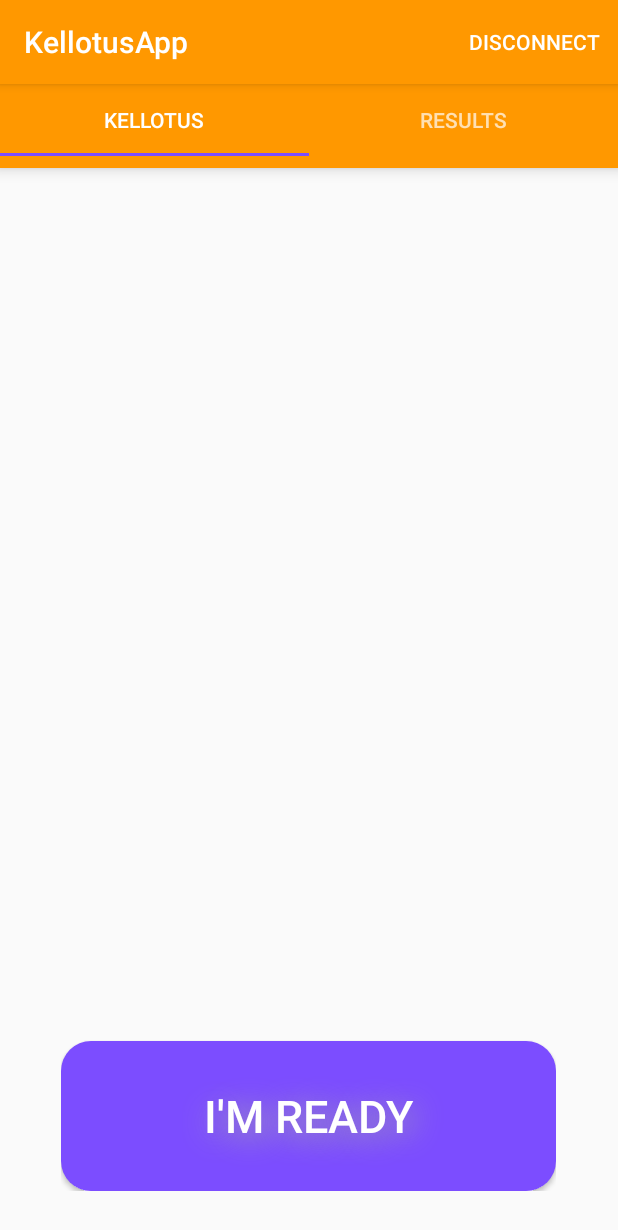
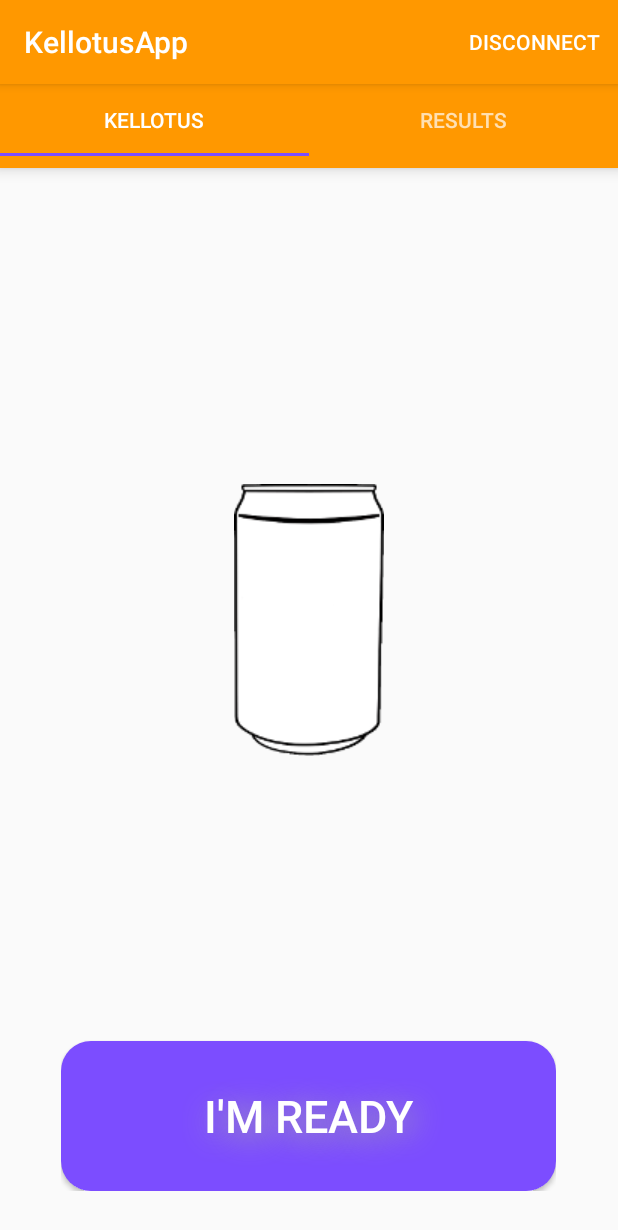
Before and after one commit to elisara/KellotusApp, an Android app: the ConnectDeviceActivity screen opened directly, with no data from a screen before it, on a phone screen of 412 x 824 dp. Shown: the top 1230 px of the screen. Run offline under Robolectric (Android 15) with nearby library versions, the phone set to English and light mode, and no system bars; libraries missing offline, so code that uses them is left out: com.mbientlab.metawear; 5 statements that could not run were skipped.

Commit message:
bottle on the kellotus_layout

```diff
--- a/app/src/main/java/com/example/elisarajaniemi/kellotusapp/ConnectDeviceActivity.java
+++ b/app/src/main/java/com/example/elisarajaniemi/kellotusapp/ConnectDeviceActivity.java
@@ -142,6 +142,7 @@ public class ConnectDeviceActivity extends AppCompatActivity implements ServiceC
         tabLayout.setupWithViewPager(viewPager);
 
 
+
         /*results = new ResultsFragment();
         kellotus = new KellotusFragment();
 
@@ -157,6 +158,24 @@ public class ConnectDeviceActivity extends AppCompatActivity implements ServiceC
                 getSupportFragmentManager().beginTransaction().replace(R.id.frag_container, results).commit();
             }
         });*/
+
+        viewPager.addOnPageChangeListener(new ViewPager.OnPageChangeListener() {
+            @Override
+            public void onPageScrolled(int position, float positionOffset, int positionOffsetPixels) {
+
+            }
+
+            @Override
+            public void onPageSelected(int position) {
+                System.out.println("CHANGEDDDDDDD");
+                //notifyDataSetChanged();
+            }
+
+            @Override
+            public void onPageScrollStateChanged(int state) {
+
+            }
+        });
 
     }
 
--- a/app/src/main/java/com/example/elisarajaniemi/kellotusapp/KellotusFragment.java
+++ b/app/src/main/java/com/example/elisarajaniemi/kellotusapp/KellotusFragment.java
@@ -20,6 +20,7 @@ import android.view.View;
 import android.view.ViewGroup;
 import android.widget.Button;
 import android.widget.EditText;
+import android.widget.ImageView;
 import android.widget.TextView;
 import android.widget.Toast;
 
@@ -93,6 +94,7 @@ public class KellotusFragment extends Fragment implements GoogleApiClient.Connec
     protected String mAddressOutput;
     protected boolean mAddressRequested;
     private AddressResultReceiver mResultReceiver;
+    ImageView can;
 
 
     public KellotusFragment() {
@@ -139,10 +141,12 @@ public class KellotusFragment extends Fragment implements GoogleApiClient.Connec
         submitBtn = (Button) view.findViewById(R.id.submitBtn);
         editName = (EditText) view.findViewById(R.id.edit_name);
         editComment = (EditText) view.findViewById(R.id.edit_comment);
+        can = (ImageView) view.findViewById(R.id.canView);
 
         editName.setVisibility(View.GONE);
         editComment.setVisibility(View.GONE);
         submitBtn.setVisibility(View.GONE);
+        can.setImageResource(R.drawable.can2);
 
 
         mResultReceiver = new AddressResultReceiver(new Handler());
@@ -429,7 +433,8 @@ public class KellotusFragment extends Fragment implements GoogleApiClient.Connec
             int i = Integer.valueOf(l.intValue());
             if (i < 0) i = 0;
             else if (i > 180) i = 180;
-            textView2.setText("" + i);
+            //textView2.setText("" + i);
+            can.setRotation(i);
             if (showEditFields) {
                 editName.setVisibility(View.VISIBLE);
                 editComment.setVisibility(View.VISIBLE);
--- a/app/src/main/java/com/example/elisarajaniemi/kellotusapp/MyArrayAdapter.java
+++ b/app/src/main/java/com/example/elisarajaniemi/kellotusapp/MyArrayAdapter.java
@@ -22,6 +22,7 @@ public class MyArrayAdapter extends ArrayAdapter<ResultItem> {
 
     ResultItem ri;
     ResultsFragment rf;
+    private ArrayList<ResultItem> list;
 
     public MyArrayAdapter(Context context, ArrayList<ResultItem> resultlist) {
         super(context, 0, resultlist);
@@ -52,4 +53,9 @@ public class MyArrayAdapter extends ArrayAdapter<ResultItem> {
         return convertView;
     }
 
+    public void swapItems(ArrayList<ResultItem> items) {
+        this.list = items;
+        notifyDataSetChanged();
+    }
+
 }
--- a/app/src/main/java/com/example/elisarajaniemi/kellotusapp/PagerAdapter.java
+++ b/app/src/main/java/com/example/elisarajaniemi/kellotusapp/PagerAdapter.java
@@ -23,6 +23,7 @@ public class PagerAdapter extends FragmentStatePagerAdapter  {
 
     @Override
     public int getItemPosition(Object object){
+
         return POSITION_NONE;
     }
 
--- a/app/src/main/java/com/example/elisarajaniemi/kellotusapp/ResultsFragment.java
+++ b/app/src/main/java/com/example/elisarajaniemi/kellotusapp/ResultsFragment.java
@@ -4,6 +4,7 @@ import android.content.Intent;
 import android.location.Location;
 import android.os.Bundle;
 import android.support.v4.app.Fragment;
+import android.support.v4.app.FragmentTransaction;
 import android.util.Log;
 import android.view.LayoutInflater;
 import android.view.View;
@@ -29,10 +30,10 @@ import com.google.android.gms.maps.model.MarkerOptions;
 import java.util.ArrayList;
 import java.util.List;
 
-
 /**
  * Created by Elisa Rajaniemi on 22.9.2016.
  */
+
 public class ResultsFragment extends Fragment implements GoogleApiClient.ConnectionCallbacks, GoogleApiClient.OnConnectionFailedListener, AdapterView.OnItemSelectedListener {
 
     protected static final String TAG = "ResultFragment";
@@ -60,6 +61,7 @@ public class ResultsFragment extends Fragment implements GoogleApiClient.Connect
         setHasOptionsMenu(true);
         View view = inflater.inflate(R.layout.results_layout, container, false);
 
+
         //create map
         mapView = (MapView) view.findViewById(R.id.mapview2);
         mapView.onCreate(savedInstanceState);
@@ -81,7 +83,7 @@ public class ResultsFragment extends Fragment implements GoogleApiClient.Connect
         listview = (ListView) view.findViewById(R.id.resultview);
         rdbh = new ResultsDBHelper(getContext());
         resultlist = rdbh.getResults();
-        adapter = new MyArrayAdapter(getContext(),resultlist);
+        adapter = new MyArrayAdapter(getContext(),rdbh.getResults());
         listview.setAdapter(adapter);
 
         //Find locations on map when clicking results
@@ -194,8 +196,9 @@ public class ResultsFragment extends Fragment implements GoogleApiClient.Connect
 
     @Override
     public void onResume() {
+        super.onResume();
         mapView.onResume();
-        super.onResume();
+
     }
     @Override
     public void onDestroy() {
--- a/app/src/main/res/layout/kellotus_layout.xml
+++ b/app/src/main/res/layout/kellotus_layout.xml
@@ -31,6 +31,12 @@
                 android:gravity="center"
                 android:textColor="#212121"
                 android:textSize="50dp" />
+
+            <ImageView
+                android:id="@+id/canView"
+                android:layout_width="match_parent"
+                android:layout_height="wrap_content"
+                />
 
             <TextView
                 android:id="@+id/angleview"
```
Also changed, not shown: app/src/main/java/com/example/elisarajaniemi/kellotusapp/SpinnerItemSelected.java (deleted, +0 -40 lines), app/src/main/res/drawable/can2.png (added).
